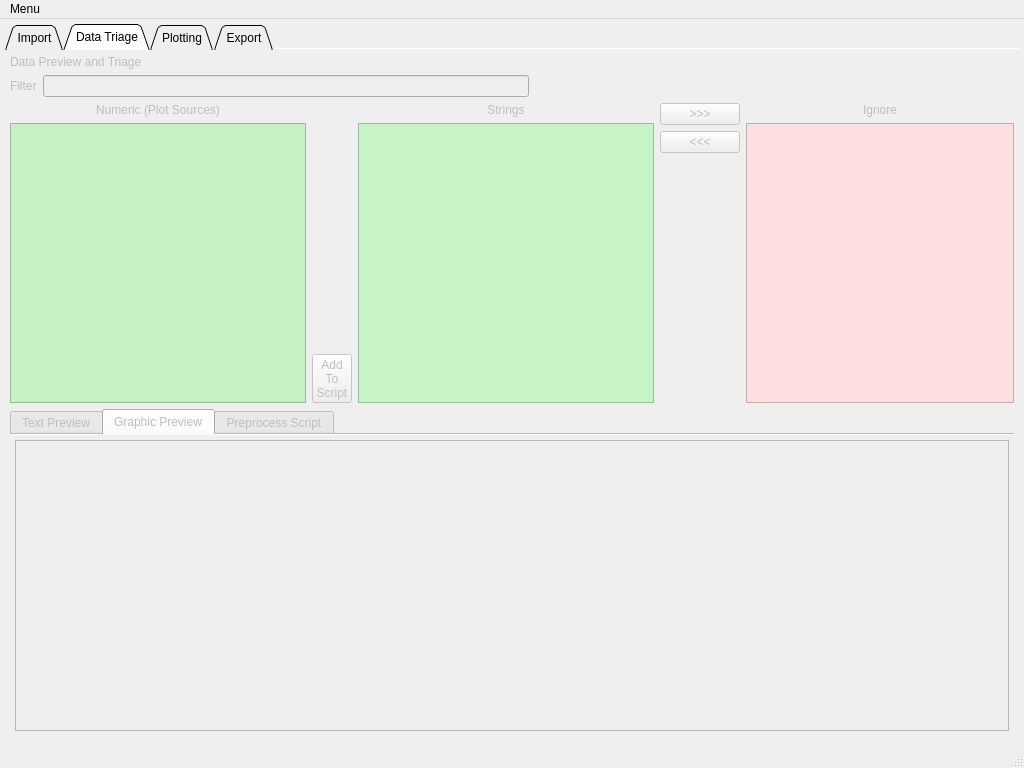
Before: the Qt Designer form colliderscope.ui in kevinanewman/colliderscope2024, drawn with Qt 5.
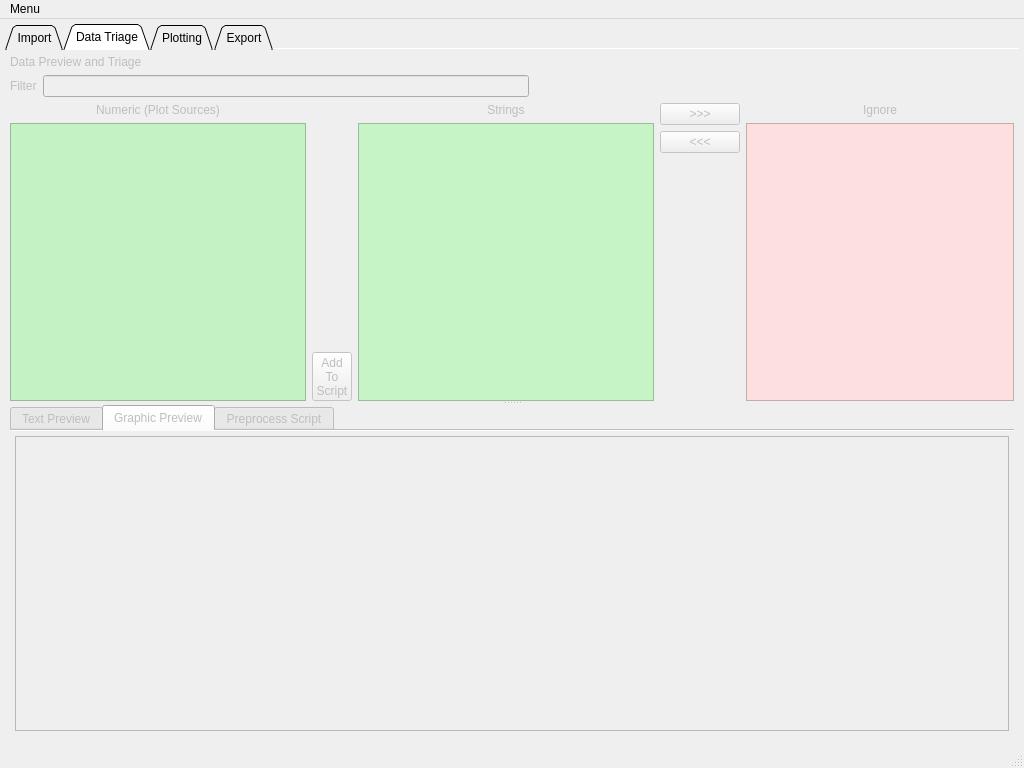
After: the same form once the commit is applied. The open tabs and pages were chosen to show the change. Icons and pictures are not drawn. Custom widgets are drawn as their Qt base class.

Commit message: get the triage vertical splitter back!

```diff
--- a/colliderscope.ui
+++ b/colliderscope.ui
@@ -29,7 +29,7 @@
      <verstretch>0</verstretch>
     </sizepolicy>
    </property>
-   <layout class="QHBoxLayout" name="horizontalLayout_3">
+   <layout class="QVBoxLayout" name="verticalLayout_11">
     <property name="leftMargin">
      <number>5</number>
     </property>
@@ -618,19 +618,26 @@
        <attribute name="title">
         <string>Data Triage</string>
        </attribute>
+       <layout class="QVBoxLayout" name="verticalLayout_12">
+        <property name="leftMargin">
+         <number>5</number>
+        </property>
+        <property name="topMargin">
+         <number>5</number>
+        </property>
+        <property name="rightMargin">
+         <number>5</number>
+        </property>
+        <property name="bottomMargin">
+         <number>5</number>
+        </property>
+        <item>
+         <widget class="QSplitter" name="splitter_2">
+          <property name="orientation">
+           <enum>Qt::Vertical</enum>
+          </property>
+          <widget class="QWidget" name="">
        <layout class="QVBoxLayout" name="verticalLayout_10">
-        <property name="leftMargin">
-         <number>5</number>
-        </property>
-        <property name="topMargin">
-         <number>5</number>
-        </property>
-        <property name="rightMargin">
-         <number>5</number>
-        </property>
-        <property name="bottomMargin">
-         <number>5</number>
-        </property>
         <item>
          <widget class="QLabel" name="label">
           <property name="text">
@@ -1109,7 +1116,8 @@
           </item>
          </layout>
         </item>
-        <item>
+           </layout>
+          </widget>
          <widget class="QTabWidget" name="preview_tabWidget">
           <property name="cursor">
            <cursorShape>ArrowCursor</cursorShape>
@@ -1311,6 +1319,7 @@
            </layout>
           </widget>
          </widget>
+         </widget>
         </item>
        </layout>
       </widget>
```
Left out of the diff: 2 changed lines with no effect on the pictures. Lines whose indentation alone changed are shown as unchanged. The commit also changes 1 other file.
